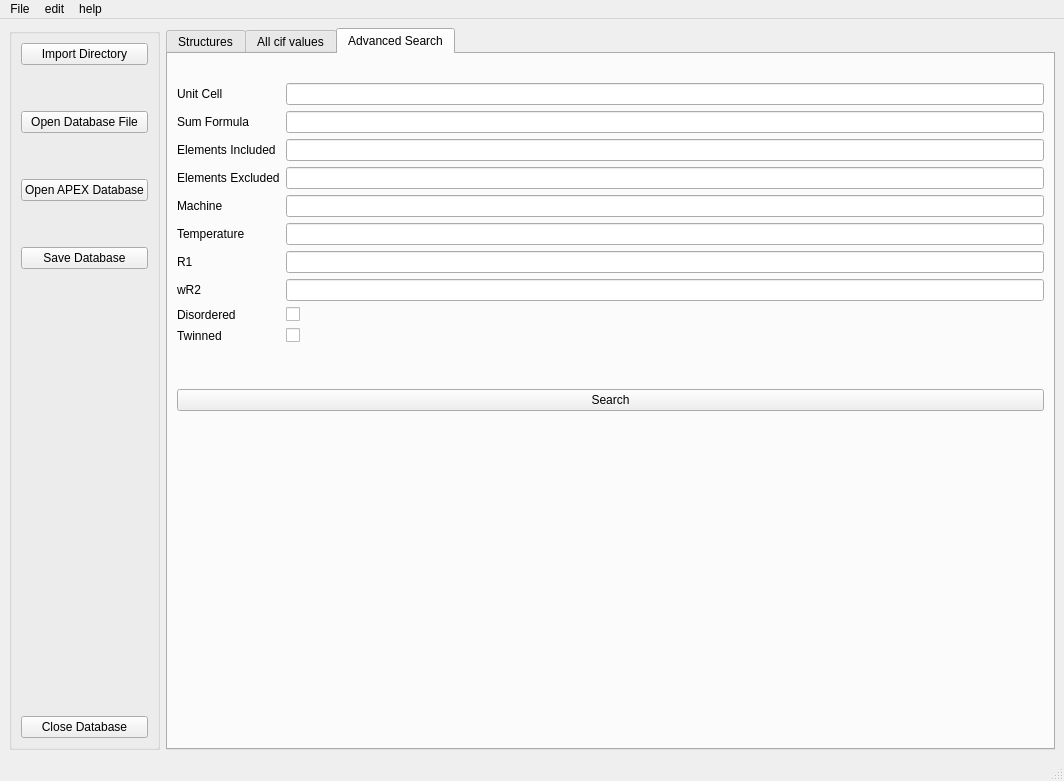
This is strf_main.ui in dkratzert/StructureFinder as Qt 5 draws it before an edit. The edited form follows.
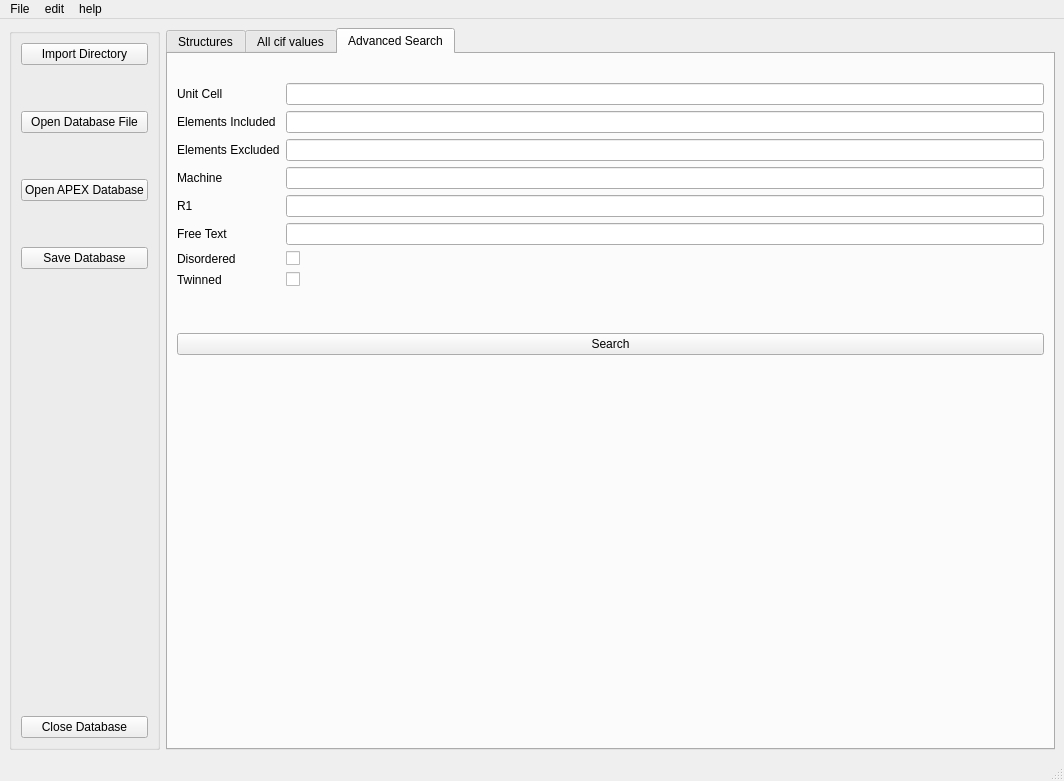
This is the edited form. The open tabs and pages were chosen to show the change.

Commit message: shelxl file in dropdown element

Diff of the .ui file:
```diff
--- a/strf_main.ui
+++ b/strf_main.ui
@@ -1046,7 +1046,17 @@
            </widget>
           </item>
           <item>
-           <layout class="QFormLayout" name="formLayout_4">
+           <layout class="QGridLayout" name="gridLayout_4">
+            <item row="4" column="0">
+             <widget class="QLabel" name="r1Label_2">
+              <property name="text">
+               <string>R1</string>
+              </property>
+             </widget>
+            </item>
+            <item row="4" column="1">
+             <widget class="QLineEdit" name="ad_r1LineEdit"/>
+            </item>
             <item row="0" column="0">
              <widget class="QLabel" name="unitCellLabel">
               <property name="text">
@@ -1065,100 +1075,70 @@
              </widget>
             </item>
             <item row="1" column="0">
-             <widget class="QLabel" name="sumFormulaLabel">
-              <property name="text">
-               <string>Sum Formula</string>
-              </property>
-             </widget>
-            </item>
-            <item row="1" column="1">
-             <widget class="QLineEdit" name="sumFormulaLineEdit"/>
-            </item>
-            <item row="2" column="0">
              <widget class="QLabel" name="elementsIncludedLabel">
               <property name="text">
                <string>Elements Included</string>
               </property>
              </widget>
             </item>
+            <item row="3" column="1">
+             <widget class="QLineEdit" name="ad_machineLineEdit"/>
+            </item>
+            <item row="7" column="1">
+             <widget class="QCheckBox" name="ad_TwinCheckBox">
+              <property name="text">
+               <string/>
+              </property>
+             </widget>
+            </item>
+            <item row="6" column="1">
+             <widget class="QCheckBox" name="ad_DisorderCheckBox">
+              <property name="text">
+               <string/>
+              </property>
+             </widget>
+            </item>
             <item row="2" column="1">
              <widget class="QLineEdit" name="elementsIncludedLineEdit"/>
             </item>
-            <item row="3" column="0">
+            <item row="6" column="0">
+             <widget class="QLabel" name="disorderLabel">
+              <property name="text">
+               <string>Disordered</string>
+              </property>
+             </widget>
+            </item>
+            <item row="2" column="0">
              <widget class="QLabel" name="elementsExcludedLabel">
               <property name="text">
                <string>Elements Excluded</string>
               </property>
              </widget>
             </item>
-            <item row="3" column="1">
-             <widget class="QLineEdit" name="elementsExcludedLineEdit"/>
+            <item row="7" column="0">
+             <widget class="QLabel" name="TwinnedLabel">
+              <property name="text">
+               <string>Twinned</string>
+              </property>
+             </widget>
             </item>
-            <item row="4" column="0">
+            <item row="1" column="1">
+             <widget class="QLineEdit" name="ad_elementsIncLineEdit"/>
+            </item>
+            <item row="3" column="0">
              <widget class="QLabel" name="machineLabel">
               <property name="text">
                <string>Machine</string>
               </property>
              </widget>
             </item>
-            <item row="4" column="1">
-             <widget class="QLineEdit" name="machineLineEdit"/>
-            </item>
-            <item row="5" column="0">
-             <widget class="QLabel" name="temperatureLabel_2">
-              <property name="text">
-               <string>Temperature</string>
-              </property>
-             </widget>
-            </item>
             <item row="5" column="1">
              <widget class="QLineEdit" name="temperatureLineEdit_2"/>
             </item>
-            <item row="6" column="0">
-             <widget class="QLabel" name="r1Label_2">
-              <property name="text">
-               <string>R1</string>
-              </property>
-             </widget>
-            </item>
-            <item row="6" column="1">
-             <widget class="QLineEdit" name="r1LineEdit_2"/>
-            </item>
-            <item row="7" column="0">
+            <item row="5" column="0">
              <widget class="QLabel" name="wR2Label_2">
               <property name="text">
-               <string>wR2</string>
-              </property>
-             </widget>
-            </item>
-            <item row="7" column="1">
-             <widget class="QLineEdit" name="wR2LineEdit_2"/>
-            </item>
-            <item row="8" column="0">
-             <widget class="QLabel" name="disorderLabel">
-              <property name="text">
-               <string>Disordered</string>
-              </property>
-             </widget>
-            </item>
-            <item row="8" column="1">
-             <widget class="QCheckBox" name="DisorderCheckBox">
-              <property name="text">
-               <string/>
-              </property>
-             </widget>
-            </item>
-            <item row="9" column="0">
-             <widget class="QLabel" name="TwinnedLabel">
-              <property name="text">
-               <string>Twinned</string>
-              </property>
-             </widget>
-            </item>
-            <item row="9" column="1">
-             <widget class="QCheckBox" name="TwinCheckBox">
-              <property name="text">
-               <string/>
+               <string>Free Text</string>
               </property>
              </widget>
             </item>
```
Left out of the diff: 10 changed lines with no effect on the pictures. The commit also changes 2 other files.
